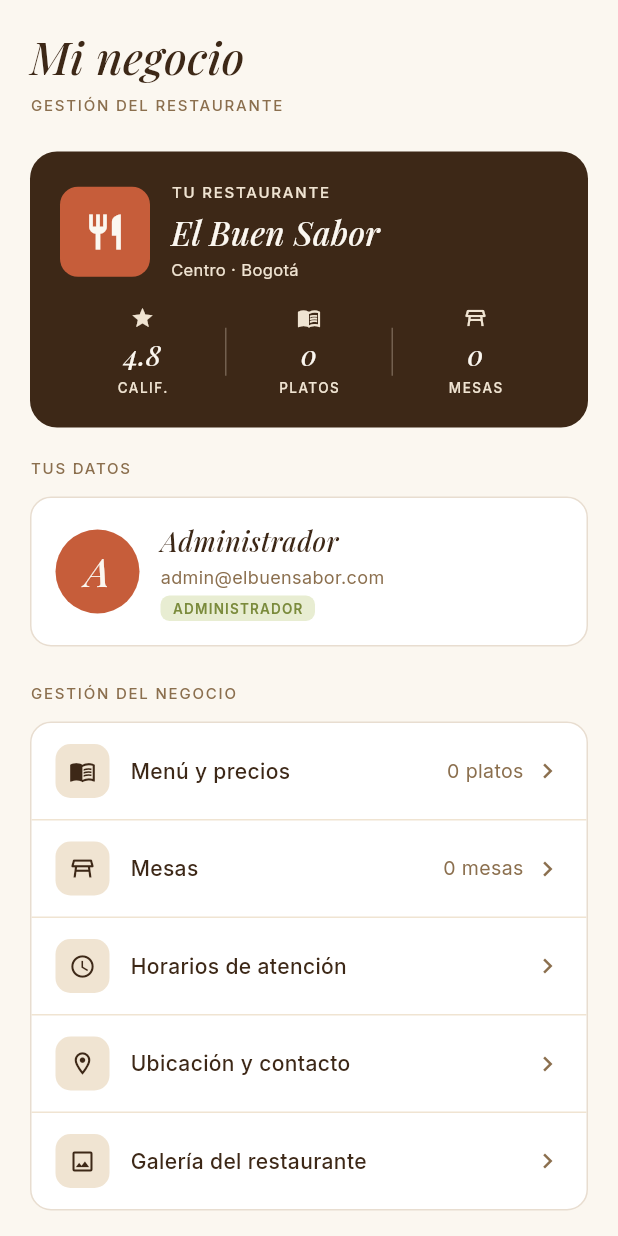
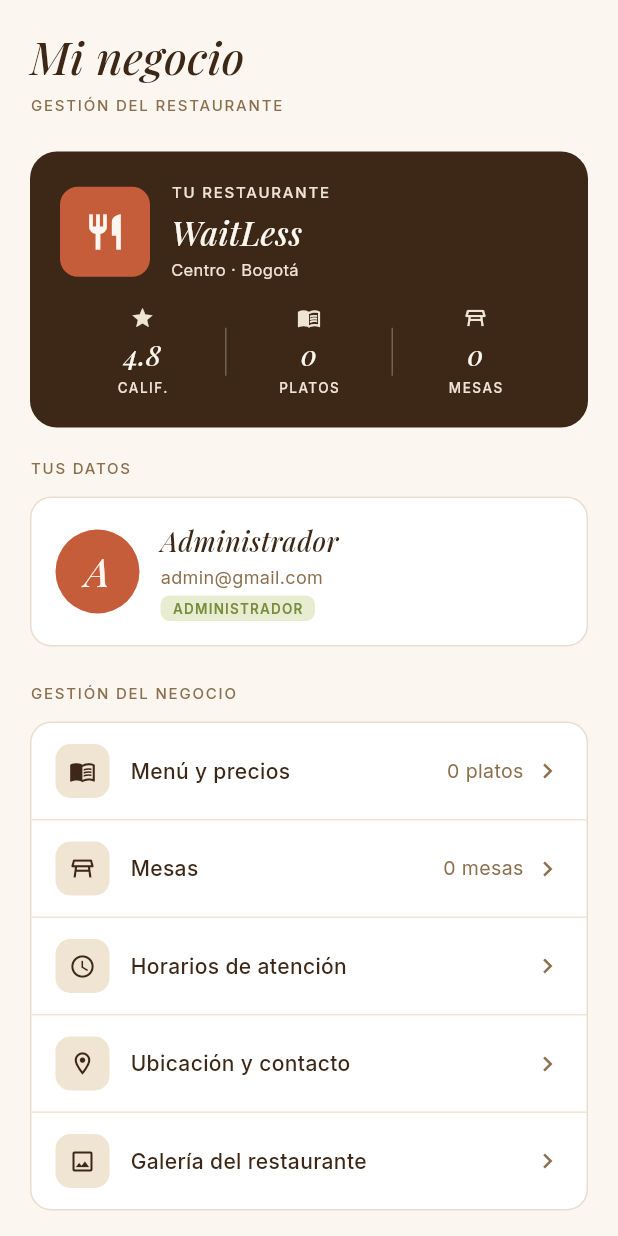
Before and after one commit to lauu2801r-dotcom/Waitless_Frontend, a Flutter app: the AdminPerfilScreen screen opened directly, on a phone screen of 412 x 824 dp. Run offline on Flutter 3.47's test engine with Material 3 defaults, Android fonts, the light colour scheme and no system bars; our stand-ins replace fl_chart, google_fonts, shared_preferences; accounts and stored records are empty; network calls fail.

Commit message:
feeed: cambios de WaitLess

```diff
--- a/lib/screens/admin/admin_perfil_screen.dart
+++ b/lib/screens/admin/admin_perfil_screen.dart
@@ -437,9 +437,9 @@ class _AdminPerfilScreenState extends State<AdminPerfilScreen> {
   Widget build(BuildContext context) {
     final auth = AuthScope.maybeOf(context);
     final usuario = auth?.usuario;
-    final restaurante = usuario?.nombreRestaurante ?? 'El Buen Sabor';
+    final restaurante = usuario?.nombreRestaurante ?? 'WaitLess';
     final nombreAdmin = usuario?.nombreCompleto ?? 'Administrador';
-    final correo = usuario?.correo ?? 'admin@elbuensabor.com';
+    final correo = usuario?.correo ?? 'admin@gmail.com';
 
     final labelMesas = _cargando ? '...' : '$_totalMesas';
     final labelPlatos = _cargando ? '...' : '$_totalPlatos platos';
--- a/lib/screens/admin/admin_shell.dart
+++ b/lib/screens/admin/admin_shell.dart
@@ -163,7 +163,7 @@ class _AdminShellState extends State<AdminShell> {
       case 3:
         return AppStrings.t(ctx, 'negocio');
       default:
-        return 'Sabor & Datos';
+        return 'Waitless';
     }
   }
 }
--- a/lib/screens/login_screen.dart
+++ b/lib/screens/login_screen.dart
@@ -209,7 +209,7 @@ class _LoginScreenState extends State<LoginScreen> {
                         ),
                         child: Center(
                           child: Text(
-                            'S',
+                            'W',
                             style: GoogleFonts.playfairDisplay(
                               fontSize: 42,
                               fontStyle: FontStyle.italic,
--- a/lib/screens/perfil_screen.dart
+++ b/lib/screens/perfil_screen.dart
@@ -495,7 +495,7 @@ class _PerfilScreenState extends State<PerfilScreen> {
         crossAxisAlignment: CrossAxisAlignment.start,
         children: [
           Text(
-            'En Sabor & Datos, tu información es tuya. Solo recopilamos lo necesario para mejorar tu experiencia gastronómica.',
+            'En WaitLess, tu información es tuya. Solo recopilamos lo necesario para mejorar tu experiencia gastronómica.',
             style: GoogleFonts.inter(
               fontSize: 13,
               color: AppColors.cafeOscuro,
@@ -523,7 +523,7 @@ class _PerfilScreenState extends State<PerfilScreen> {
   void _mostrarAcercaDe() {
     showAboutDialog(
       context: context,
-      applicationName: 'Sabor & Datos',
+      applicationName: 'WaitLess',
       applicationVersion: '1.0.0',
       applicationIcon: Container(
         width: 56,
@@ -534,7 +534,7 @@ class _PerfilScreenState extends State<PerfilScreen> {
         ),
         child: Center(
           child: Text(
-            'S',
+            'W',
             style: GoogleFonts.playfairDisplay(
               fontSize: 28,
               fontStyle: FontStyle.italic,
@@ -545,7 +545,7 @@ class _PerfilScreenState extends State<PerfilScreen> {
         ),
       ),
       applicationLegalese:
-          '© 2026 Sabor & Datos\nReserva tu mesa, conoce el momento ideal y vive la mejor experiencia gastronómica.',
+          '© 2026 WaitLess\nReserva tu mesa, conoce el momento ideal y vive la mejor experiencia gastronómica.',
     );
   }
 
--- a/lib/screens/registro_admin_screen.dart
+++ b/lib/screens/registro_admin_screen.dart
@@ -187,7 +187,7 @@ class _RegistroAdminScreenState extends State<RegistroAdminScreen> {
                       },
                       decoration: const InputDecoration(
                         labelText: 'NOMBRE DEL RESTAURANTE',
-                        hintText: 'El Buen Sabor',
+                        hintText: 'WaitLess',
                       ),
                     ),
                     const SizedBox(height: 16),
--- a/lib/screens/registro_screen.dart
+++ b/lib/screens/registro_screen.dart
@@ -357,7 +357,7 @@ class _RegistroScreenState extends State<RegistroScreen> {
                                             ),
                                           ),
                                           TextSpan(
-                                              text: ' de Sabor & Datos.'),
+                                              text: ' de WaitLess.'),
                                         ],
                                       ),
                                     ),
--- a/lib/services/local_auth_repository.dart
+++ b/lib/services/local_auth_repository.dart
@@ -5,9 +5,9 @@ import '../models/usuario.dart';
 import 'auth_repository.dart';
 
 class LocalAuthRepository implements AuthRepository {
-  static const _kClaveUsuarios = 'sabor_datos.usuarios';
-  static const _kClaveSesion = 'sabor_datos.sesion_actual';
-  static const _kClaveCodigosPendientes = 'sabor_datos.codigos_verificacion';
+  static const _kClaveUsuarios = 'WaitLess.usuarios';
+  static const _kClaveSesion = 'WaitLess.sesion_actual';
+  static const _kClaveCodigosPendientes = 'WaitLess.codigos_verificacion';
 
   /// Código fijo de validación de negocio para crear cuentas administrador
   /// en este demo. En producción, lo emitiría el backend.
@@ -39,7 +39,7 @@ class LocalAuthRepository implements AuthRepository {
   }
 
   String _hashPassword(String password) {
-    final bytes = utf8.encode('sabor_datos_salt::$password');
+    final bytes = utf8.encode('WaitLess_salt::$password');
     var hash = 0;
     for (final b in bytes) {
       hash = ((hash << 5) - hash) + b;
```
Also changed, not shown: 15 other files.
